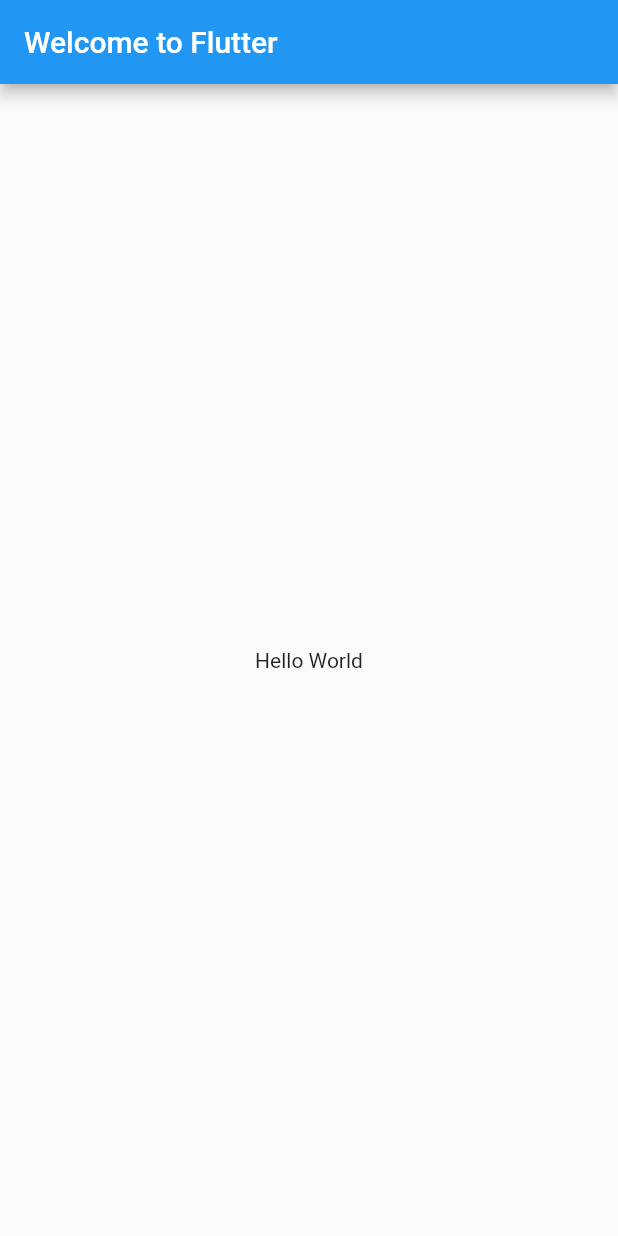
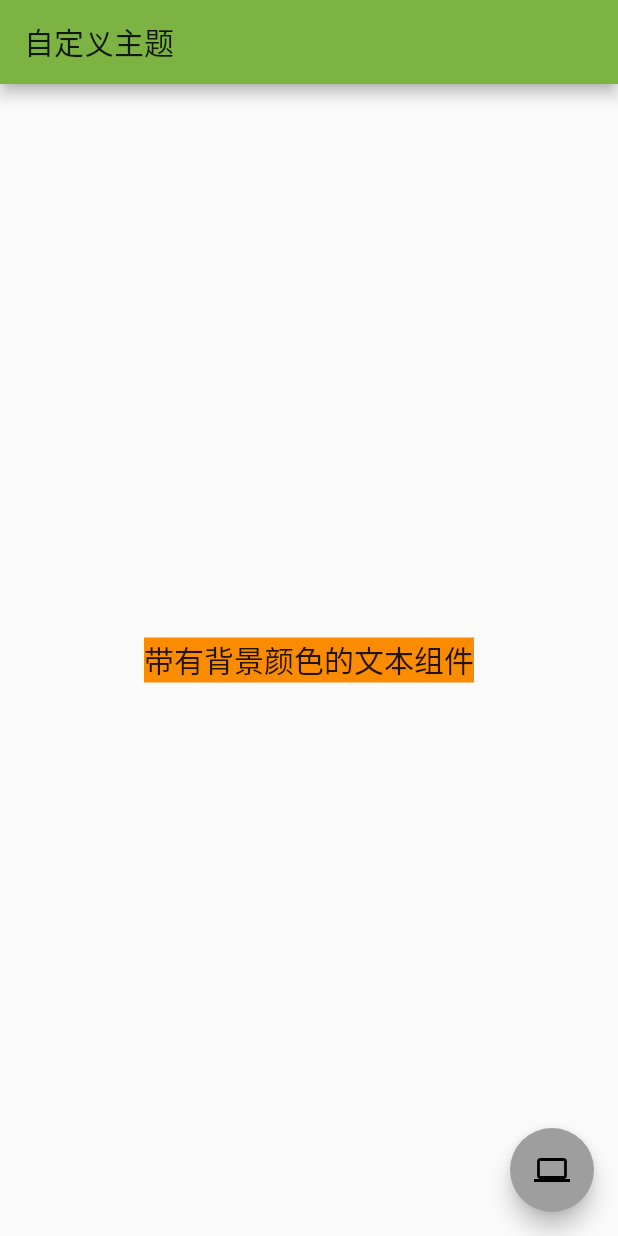
Before and after one commit to YJWWZHANG/flutter_app, a Flutter app: the screen it shows after launch, on a phone screen of 412 x 824 dp. Run offline on Flutter 3.47's test engine with Material 2 defaults, Android fonts, the phone set to English and light mode, and no system bars.

Commit message:
自定义主题

```diff
--- a/lib/main.dart
+++ b/lib/main.dart
@@ -3,19 +3,48 @@ import 'package:flutter/material.dart';
 void main() => runApp(MyApp());
 
 class MyApp extends StatelessWidget {
+  @override
+  Widget build(BuildContext context) {
+    final appName = '自定义主题';
+    return MaterialApp(
+        title: appName,
+        theme: new ThemeData(
+          brightness: Brightness.light,
+          primaryColor: Colors.lightGreen[600],
+          accentColor: Colors.orange[600],
+        ),
+        home: new MyHomePage(
+          title: appName,
+        ));
+  }
+}
+
+class MyHomePage extends StatelessWidget {
+  final String title;
+
+  MyHomePage({Key key, @required this.title}) : super(key: key);
 
   @override
   Widget build(BuildContext context) {
-    return MaterialApp(
-      title: 'Welcome to Flutter',
-      home: Scaffold(
-        appBar: AppBar(
-          title: Text('Welcome to Flutter'),
-        ),
-        body: Center(
-          child: Text('Hello World'),
+    return new Scaffold(
+      appBar: new AppBar(
+        title: new Text(title),
+      ),
+      body: new Center(
+        child: new Container(
+          color: Theme.of(context).accentColor,
+          child: new Text(
+            '带有背景颜色的文本组件',
+            style: Theme.of(context).textTheme.title,
+          ),
         ),
       ),
+      floatingActionButton: new Theme(
+          data: Theme.of(context).copyWith(accentColor: Colors.grey),
+          child: new FloatingActionButton(
+            onPressed: null,
+            child: new Icon(Icons.computer),
+          )),
     );
   }
 }
```
